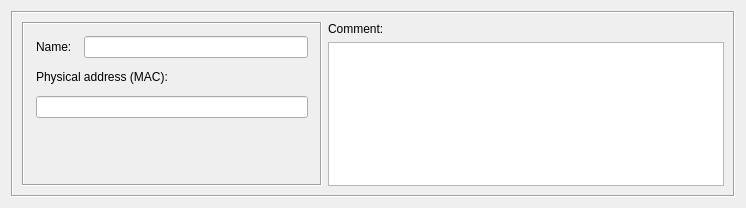
First picture: the form in src/gui/physaddressdialog_q.ui, repository fwbuilder/fwbuilder, before the edit.
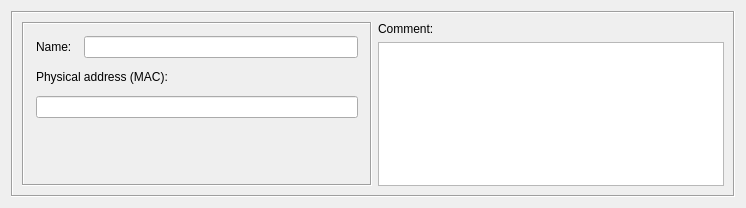
Second picture: the form after the edit.

The edit to the form file:
```diff
--- a/src/gui/physaddressdialog_q.ui
+++ b/src/gui/physaddressdialog_q.ui
@@ -35,13 +35,13 @@
         </property>
         <property name="minimumSize" >
          <size>
-          <width>300</width>
+          <width>350</width>
           <height>0</height>
          </size>
         </property>
         <property name="maximumSize" >
          <size>
-          <width>300</width>
+          <width>350</width>
           <height>16777215</height>
          </size>
         </property>
```
Left out of the diff: 1 changed line with no effect on the pictures.
